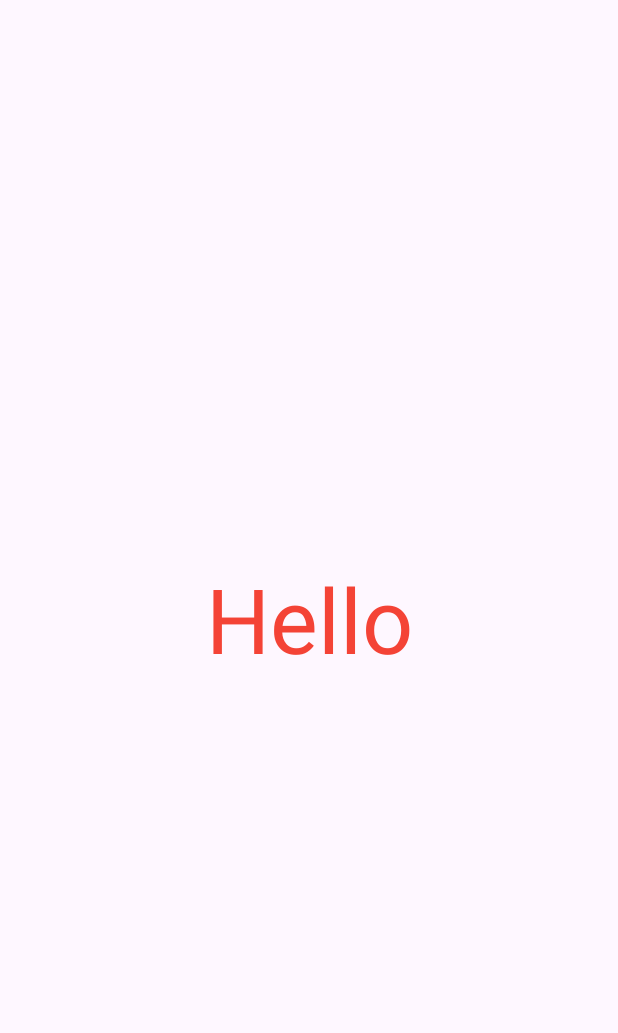
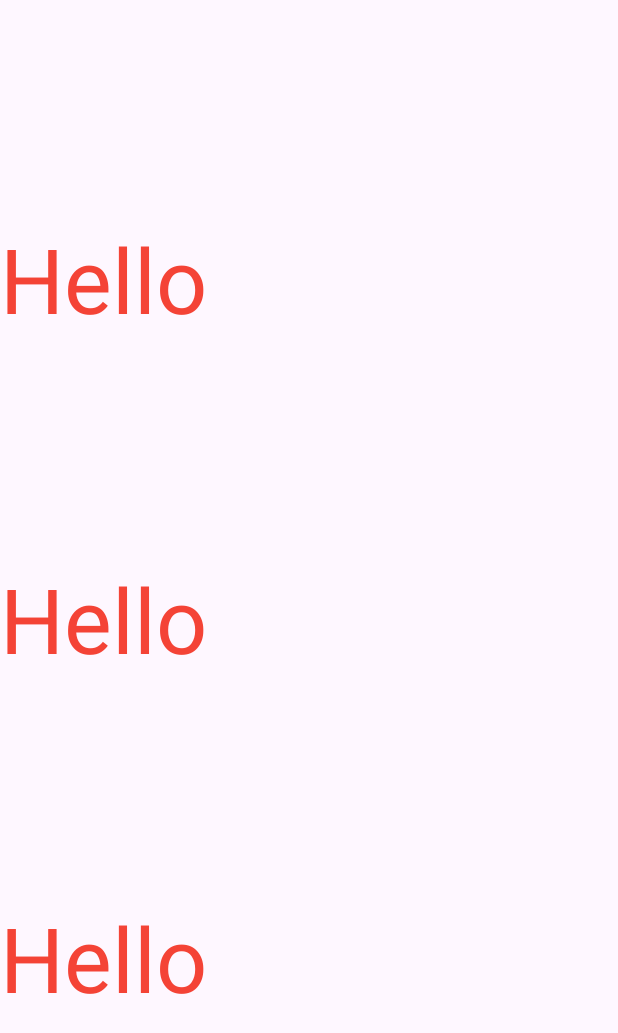
Before and after one commit to rbeninca/pdm, an Android app: the screen it shows after launch (MainActivity), on a phone screen of 412 x 824 dp. Shown: the top 1033 px of the screen. Run offline under Robolectric (Android 15) with nearby library versions, the phone set to English and light mode, and no system bars.

```diff
--- a/app/src/main/AndroidManifest.xml
+++ b/app/src/main/AndroidManifest.xml
@@ -14,7 +14,9 @@
         tools:targetApi="31">
         <activity
             android:name=".MainActivity"
+            android:screenOrientation="portrait"
             android:exported="true">
+
             <intent-filter>
                 <action android:name="android.intent.action.MAIN" />
 
--- a/app/src/main/java/com/ifsc/contaclicks/MainActivity.java
+++ b/app/src/main/java/com/ifsc/contaclicks/MainActivity.java
@@ -6,36 +6,36 @@ import android.hardware.SensorEvent;
 import android.hardware.SensorEventListener;
 import android.hardware.SensorManager;
 import android.os.Bundle;
-import android.view.View;
-import android.widget.Button;
 import android.widget.TextView;
 
-import androidx.activity.EdgeToEdge;
 import androidx.appcompat.app.AppCompatActivity;
-import androidx.core.graphics.Insets;
-import androidx.core.view.ViewCompat;
-import androidx.core.view.WindowInsetsCompat;
 
 public class MainActivity extends AppCompatActivity implements SensorEventListener{
     int i=0;
     SensorManager mSensorManager;
     Sensor sensor;
-    TextView tv;
+    TextView tx,ty,tz;
     @Override
     protected void onCreate(Bundle savedInstanceState) {
         super.onCreate(savedInstanceState);
         setContentView(R.layout.activity_main);
-        tv=findViewById(R.id.textView);
+        tx =findViewById(R.id.textViewX);
+        ty =findViewById(R.id.textViewY);
+        tz =findViewById(R.id.textViewZ);
+
         mSensorManager = (SensorManager) getSystemService(Context.SENSOR_SERVICE);
 
-        sensor=mSensorManager.getDefaultSensor(Sensor.TYPE_LIGHT);
+//        sensor=mSensorManager.getDefaultSensor(Sensor.TYPE_LIGHT);
+        sensor=mSensorManager.getDefaultSensor(Sensor.TYPE_ACCELEROMETER);
 
         mSensorManager.registerListener(this,sensor,SensorManager.SENSOR_DELAY_NORMAL);
     }
 
     @Override
     public void onSensorChanged(SensorEvent sensorEvent) {
-        tv.setText(Float.toString(sensorEvent.values[0]));
+        tx.setText(Float.toString(sensorEvent.values[0]));
+        ty.setText(Float.toString(sensorEvent.values[1]));
+        tz.setText(Float.toString(sensorEvent.values[2]));
 
     }
     @Override
--- a/app/src/main/res/layout/activity_main.xml
+++ b/app/src/main/res/layout/activity_main.xml
@@ -8,15 +8,38 @@
     tools:context=".MainActivity">
 
     <TextView
-        android:id="@+id/textView"
+        android:id="@+id/textViewX"
+        android:layout_width="wrap_content"
+        android:layout_height="wrap_content"
+        android:text="@string/ola"
+        android:textColor="#F44336"
+        android:textSize="60sp"
+        app:layout_constraintBottom_toTopOf="@+id/textViewY"
+        app:layout_constraintTop_toTopOf="parent"
+        tools:layout_editor_absoluteX="147dp" />
+
+    <TextView
+        android:id="@+id/textViewZ"
         android:layout_width="wrap_content"
         android:layout_height="wrap_content"
         android:text="@string/ola"
         android:textColor="#F44336"
         android:textSize="60sp"
         app:layout_constraintBottom_toBottomOf="parent"
-        app:layout_constraintEnd_toEndOf="parent"
-        app:layout_constraintStart_toStartOf="parent"
-        app:layout_constraintTop_toTopOf="parent" />
+        app:layout_constraintTop_toBottomOf="@+id/textViewY"
+        tools:layout_editor_absoluteX="149dp"
+        tools:ignore="MissingConstraints" />
+
+    <TextView
+        android:id="@+id/textViewY"
+        android:layout_width="wrap_content"
+        android:layout_height="wrap_content"
+        android:text="@string/ola"
+        android:textColor="#F44336"
+        android:textSize="60sp"
+        app:layout_constraintBottom_toTopOf="@+id/textViewZ"
+        app:layout_constraintTop_toBottomOf="@+id/textViewX"
+        tools:layout_editor_absoluteX="149dp"
+        tools:ignore="MissingConstraints" />
 
 </androidx.constraintlayout.widget.ConstraintLayout>
```
